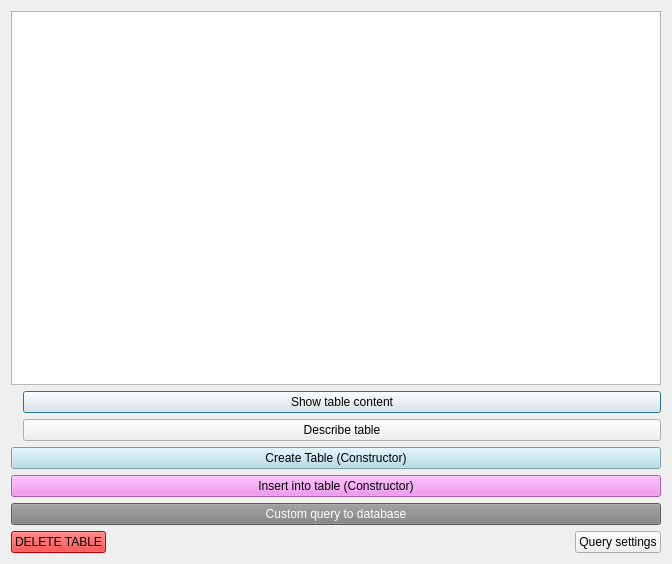
Old version of the form tables.ui in the repository TiReks33/adb-explorer.
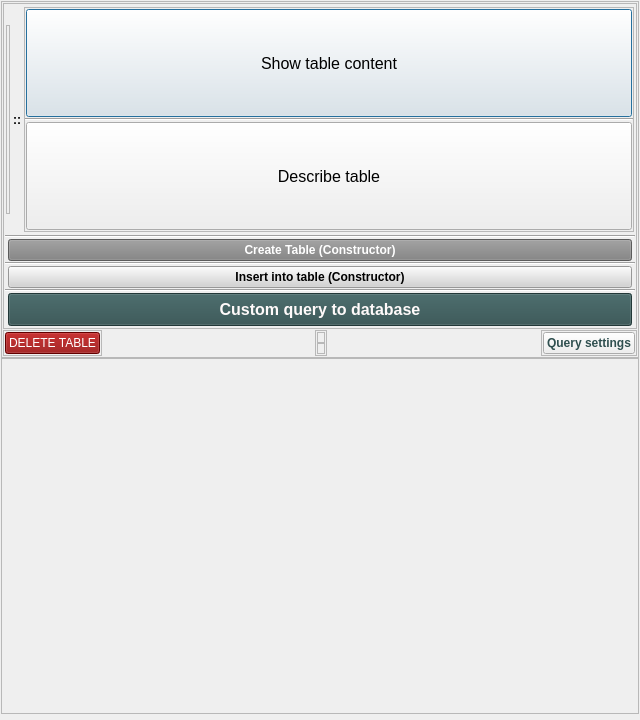
New version of the form.

Patch:
```diff
--- a/tables.ui
+++ b/tables.ui
@@ -6,39 +6,226 @@
    <rect>
     <x>0</x>
     <y>0</y>
-    <width>672</width>
-    <height>564</height>
+    <width>640</width>
+    <height>720</height>
    </rect>
   </property>
   <property name="windowTitle">
    <string>Tables</string>
   </property>
-  <layout class="QVBoxLayout" name="verticalLayout">
+  <layout class="QVBoxLayout" name="mainLayout">
+   <property name="spacing">
+    <number>0</number>
+   </property>
+   <property name="leftMargin">
+    <number>1</number>
+   </property>
+   <property name="topMargin">
+    <number>1</number>
+   </property>
+   <property name="rightMargin">
+    <number>1</number>
+   </property>
+   <property name="bottomMargin">
+    <number>6</number>
+   </property>
    <item>
-    <widget class="QTableView" name="tableView"/>
-   </item>
+    <widget class="QFrame" name="frame_2">
+     <property name="frameShape">
+      <enum>QFrame::StyledPanel</enum>
+     </property>
+     <property name="frameShadow">
+      <enum>QFrame::Raised</enum>
+     </property>
+     <layout class="QVBoxLayout" name="verticalLayout_4">
+      <property name="spacing">
+       <number>1</number>
+      </property>
+      <property name="leftMargin">
+       <number>1</number>
+      </property>
+      <property name="topMargin">
+       <number>1</number>
+      </property>
+      <property name="rightMargin">
+       <number>1</number>
+      </property>
+      <property name="bottomMargin">
+       <number>1</number>
+      </property>
    <item>
+       <widget class="QFrame" name="frame">
+        <property name="frameShape">
+         <enum>QFrame::StyledPanel</enum>
+        </property>
+        <property name="frameShadow">
+         <enum>QFrame::Raised</enum>
+        </property>
+        <layout class="QVBoxLayout" name="verticalLayout_3">
+         <property name="spacing">
+          <number>3</number>
+         </property>
+         <property name="leftMargin">
+          <number>1</number>
+         </property>
+         <property name="topMargin">
+          <number>1</number>
+         </property>
+         <property name="rightMargin">
+          <number>1</number>
+         </property>
+         <property name="bottomMargin">
+          <number>1</number>
+         </property>
+         <item>
+          <widget class="QFrame" name="upperFrame">
+           <property name="frameShape">
+            <enum>QFrame::NoFrame</enum>
+           </property>
+           <property name="frameShadow">
+            <enum>QFrame::Plain</enum>
+           </property>
     <layout class="QHBoxLayout" name="horizontalLayout">
+            <property name="spacing">
+             <number>3</number>
+            </property>
+            <property name="leftMargin">
+             <number>1</number>
+            </property>
+            <property name="topMargin">
+             <number>2</number>
+            </property>
+            <property name="rightMargin">
+             <number>1</number>
+            </property>
+            <property name="bottomMargin">
+             <number>0</number>
+            </property>
      <item>
+             <layout class="QVBoxLayout" name="verticalLayout">
+              <property name="spacing">
+               <number>0</number>
+              </property>
+              <property name="leftMargin">
+               <number>0</number>
+              </property>
+              <property name="topMargin">
+               <number>18</number>
+              </property>
+              <property name="rightMargin">
+               <number>0</number>
+              </property>
+              <property name="bottomMargin">
+               <number>18</number>
+              </property>
+              <item>
+               <widget class="QFrame" name="reloadFrame">
+                <property name="frameShape">
+                 <enum>QFrame::StyledPanel</enum>
+                </property>
+                <property name="frameShadow">
+                 <enum>QFrame::Raised</enum>
+                </property>
       <layout class="QVBoxLayout" name="reloadLayout">
+                 <property name="spacing">
+                  <number>0</number>
+                 </property>
+                 <property name="sizeConstraint">
+                  <enum>QLayout::SetDefaultConstraint</enum>
+                 </property>
        <property name="leftMargin">
-        <number>6</number>
+                  <number>1</number>
        </property>
        <property name="topMargin">
-        <number>6</number>
+                  <number>1</number>
        </property>
        <property name="rightMargin">
-        <number>6</number>
+                  <number>1</number>
        </property>
        <property name="bottomMargin">
-        <number>6</number>
-       </property>
-      </layout>
-     </item>
+                  <number>1</number>
+                 </property>
+                </layout>
+               </widget>
+              </item>
+             </layout>
+            </item>
      <item>
+             <widget class="QLabel" name="label">
+              <property name="sizePolicy">
+               <sizepolicy hsizetype="Fixed" vsizetype="Preferred">
+                <horstretch>0</horstretch>
+                <verstretch>0</verstretch>
+               </sizepolicy>
+              </property>
+              <property name="font">
+               <font>
+                <weight>75</weight>
+                <bold>true</bold>
+               </font>
+              </property>
+              <property name="text">
+               <string>::</string>
+              </property>
+              <property name="alignment">
+               <set>Qt::AlignCenter</set>
+              </property>
+             </widget>
+            </item>
+            <item>
+             <widget class="QFrame" name="selectButtonsFrame">
+              <property name="frameShape">
+               <enum>QFrame::StyledPanel</enum>
+              </property>
+              <property name="frameShadow">
+               <enum>QFrame::Raised</enum>
+              </property>
       <layout class="QVBoxLayout" name="selectButtonsLayout">
+               <property name="spacing">
+                <number>0</number>
+               </property>
+               <property name="leftMargin">
+                <number>0</number>
+               </property>
+               <property name="topMargin">
+                <number>0</number>
+               </property>
+               <property name="rightMargin">
+                <number>0</number>
+               </property>
+               <property name="bottomMargin">
+                <number>0</number>
+               </property>
+               <item>
+                <layout class="QVBoxLayout" name="verticalLayout_2">
+                 <property name="spacing">
+                  <number>0</number>
+                 </property>
+                 <property name="leftMargin">
+                  <number>1</number>
+                 </property>
+                 <property name="topMargin">
+                  <number>1</number>
+                 </property>
+                 <property name="rightMargin">
+                  <number>1</number>
+                 </property>
+                 <property name="bottomMargin">
+                  <number>1</number>
+                 </property>
        <item>
         <widget class="QPushButton" name="select_from_table_button">
+                   <property name="sizePolicy">
+                    <sizepolicy hsizetype="Expanding" vsizetype="Preferred">
+                     <horstretch>0</horstretch>
+                     <verstretch>0</verstretch>
+                    </sizepolicy>
+                   </property>
+                   <property name="font">
+                    <font>
+                     <pointsize>12</pointsize>
+                    </font>
+                   </property>
          <property name="styleSheet">
           <string notr="true"/>
          </property>
@@ -50,8 +237,48 @@
          </property>
         </widget>
        </item>
+                </layout>
+               </item>
+               <item>
+                <widget class="QFrame" name="frame_5">
+                 <property name="frameShape">
+                  <enum>QFrame::HLine</enum>
+                 </property>
+                 <property name="frameShadow">
+                  <enum>QFrame::Sunken</enum>
+                 </property>
+                </widget>
+               </item>
+               <item>
+                <layout class="QVBoxLayout" name="verticalLayout_5">
+                 <property name="spacing">
+                  <number>0</number>
+                 </property>
+                 <property name="leftMargin">
+                  <number>1</number>
+                 </property>
+                 <property name="topMargin">
+                  <number>1</number>
+                 </property>
+                 <property name="rightMargin">
+                  <number>1</number>
+                 </property>
+                 <property name="bottomMargin">
+                  <number>1</number>
+                 </property>
        <item>
         <widget class="QPushButton" name="DescribeButton">
+                   <property name="sizePolicy">
+                    <sizepolicy hsizetype="Minimum" vsizetype="Preferred">
+                     <horstretch>0</horstretch>
+                     <verstretch>0</verstretch>
+                    </sizepolicy>
+                   </property>
+                   <property name="font">
+                    <font>
+                     <pointsize>12</pointsize>
+                    </font>
+                   </property>
          <property name="styleSheet">
           <string notr="true"/>
          </property>
@@ -63,44 +290,175 @@
       </layout>
      </item>
     </layout>
-   </item>
+             </widget>
+            </item>
+           </layout>
+          </widget>
+         </item>
+         <item>
+          <layout class="QVBoxLayout" name="verticalLayout_7">
+           <property name="spacing">
+            <number>0</number>
+           </property>
+           <property name="leftMargin">
+            <number>0</number>
+           </property>
+           <property name="topMargin">
+            <number>0</number>
+           </property>
+           <property name="rightMargin">
+            <number>0</number>
+           </property>
+           <property name="bottomMargin">
+            <number>0</number>
+           </property>
+           <item>
+            <widget class="QFrame" name="frame_8">
+             <property name="frameShape">
+              <enum>QFrame::HLine</enum>
+             </property>
+             <property name="frameShadow">
+              <enum>QFrame::Sunken</enum>
+             </property>
+            </widget>
+           </item>
+           <item>
+            <layout class="QVBoxLayout" name="verticalLayout_8">
+             <property name="spacing">
+              <number>0</number>
+             </property>
+             <property name="leftMargin">
+              <number>3</number>
+             </property>
+             <property name="topMargin">
+              <number>1</number>
+             </property>
+             <property name="rightMargin">
+              <number>3</number>
+             </property>
+             <property name="bottomMargin">
+              <number>1</number>
+             </property>
    <item>
     <widget class="QPushButton" name="create_table_button">
      <property name="font">
       <font>
+                 <weight>75</weight>
+                 <bold>true</bold>
        <underline>false</underline>
       </font>
      </property>
      <property name="styleSheet">
-      <string notr="true">background: lightblue;</string>
+                <string notr="true">background: gray; color: white;</string>
      </property>
      <property name="text">
       <string>Create Table (Constructor)</string>
      </property>
     </widget>
    </item>
+            </layout>
+           </item>
+           <item>
+            <widget class="QFrame" name="frame_6">
+             <property name="frameShape">
+              <enum>QFrame::HLine</enum>
+             </property>
+             <property name="frameShadow">
+              <enum>QFrame::Sunken</enum>
+             </property>
+            </widget>
+           </item>
+           <item>
+            <layout class="QVBoxLayout" name="verticalLayout_9">
+             <property name="spacing">
+              <number>0</number>
+             </property>
+             <property name="leftMargin">
+              <number>3</number>
+             </property>
+             <property name="topMargin">
+              <number>1</number>
+             </property>
+             <property name="rightMargin">
+              <number>3</number>
+             </property>
+             <property name="bottomMargin">
+              <number>1</number>
+             </property>
    <item>
     <widget class="QPushButton" name="insert_inTable_button">
+               <property name="font">
+                <font>
+                 <weight>75</weight>
+                 <bold>true</bold>
+                </font>
+               </property>
      <property name="styleSheet">
-      <string notr="true">background-color: violet</string>
+                <string notr="true">color:black; background: lightgray;</string>
      </property>
      <property name="text">
       <string>Insert into table (Constructor)</string>
      </property>
     </widget>
    </item>
+            </layout>
+           </item>
+           <item>
+            <widget class="QFrame" name="frame_7">
+             <property name="frameShape">
+              <enum>QFrame::HLine</enum>
+             </property>
+             <property name="frameShadow">
+              <enum>QFrame::Sunken</enum>
+             </property>
+            </widget>
+           </item>
+           <item>
+            <layout class="QVBoxLayout" name="verticalLayout_11">
+             <property name="spacing">
+              <number>0</number>
+             </property>
+             <property name="leftMargin">
+              <number>3</number>
+             </property>
+             <property name="topMargin">
+              <number>1</number>
+             </property>
+             <property name="rightMargin">
+              <number>3</number>
+             </property>
+             <property name="bottomMargin">
+              <number>1</number>
+             </property>
    <item>
     <widget class="QPushButton" name="Custom_Query_Button">
+               <property name="font">
+                <font>
+                 <pointsize>12</pointsize>
+                 <weight>75</weight>
+                 <bold>true</bold>
+                </font>
+               </property>
      <property name="styleSheet">
-      <string notr="true">background: gray; color: white;</string>
+                <string notr="true">background: darkslategray; color: snow;padding:6px;</string>
      </property>
      <property name="text">
       <string>Custom query to database</string>
      </property>
     </widget>
    </item>
+            </layout>
+           </item>
+          </layout>
+         </item>
+        </layout>
+       </widget>
+      </item>
    <item>
     <layout class="QHBoxLayout" name="horizontalLayout_2">
+        <property name="spacing">
+         <number>0</number>
+        </property>
      <property name="leftMargin">
       <number>0</number>
      </property>
@@ -109,22 +467,258 @@
      </property>
      <property name="rightMargin">
       <number>0</number>
+        </property>
+        <item>
+         <layout class="QHBoxLayout" name="horizontalLayout_6">
+          <property name="spacing">
+           <number>0</number>
+          </property>
+          <property name="leftMargin">
+           <number>0</number>
+          </property>
+          <property name="topMargin">
+           <number>0</number>
+          </property>
+          <property name="rightMargin">
+           <number>0</number>
+          </property>
+          <property name="bottomMargin">
+           <number>0</number>
+          </property>
+          <item>
+           <layout class="QVBoxLayout" name="verticalDeleteTableLayout">
+            <property name="spacing">
+             <number>0</number>
+            </property>
+            <property name="leftMargin">
+             <number>0</number>
+            </property>
+            <property name="topMargin">
+             <number>0</number>
+            </property>
+            <property name="rightMargin">
+             <number>0</number>
+            </property>
+            <property name="bottomMargin">
+             <number>0</number>
+            </property>
+            <item>
+             <widget class="QFrame" name="deleteTableFrame">
+              <property name="sizePolicy">
+               <sizepolicy hsizetype="Preferred" vsizetype="Fixed">
+                <horstretch>0</horstretch>
+                <verstretch>0</verstretch>
+               </sizepolicy>
+              </property>
+              <property name="frameShape">
+               <enum>QFrame::StyledPanel</enum>
+              </property>
+              <property name="frameShadow">
+               <enum>QFrame::Raised</enum>
+              </property>
+              <layout class="QHBoxLayout" name="horizontalLayout_4">
+               <property name="spacing">
+                <number>3</number>
+               </property>
+               <property name="leftMargin">
+                <number>1</number>
+               </property>
+               <property name="topMargin">
+                <number>1</number>
+               </property>
+               <property name="rightMargin">
+                <number>1</number>
+               </property>
+               <property name="bottomMargin">
+                <number>1</number>
      </property>
      <item>
       <widget class="QPushButton" name="delete_table_button">
+                 <property name="sizePolicy">
+                  <sizepolicy hsizetype="Expanding" vsizetype="Fixed">
+                   <horstretch>0</horstretch>
+                   <verstretch>0</verstretch>
+                  </sizepolicy>
+                 </property>
        <property name="styleSheet">
-        <string notr="true">background: red;</string>
+                  <string notr="true">background: darkred;color:white;</string>
        </property>
        <property name="text">
         <string>DELETE TABLE</string>
        </property>
       </widget>
      </item>
+              </layout>
+             </widget>
+            </item>
+           </layout>
+          </item>
+          <item>
+           <spacer name="horizontalSpacer_3">
+            <property name="orientation">
+             <enum>Qt::Horizontal</enum>
+            </property>
+            <property name="sizeHint" stdset="0">
+             <size>
+              <width>40</width>
+              <height>20</height>
+             </size>
+            </property>
+           </spacer>
+          </item>
+         </layout>
+        </item>
+        <item>
+         <spacer name="horizontalSpacer_4">
+          <property name="orientation">
+           <enum>Qt::Horizontal</enum>
+          </property>
+          <property name="sizeHint" stdset="0">
+           <size>
+            <width>260</width>
+            <height>20</height>
+           </size>
+          </property>
+         </spacer>
+        </item>
+        <item>
+         <widget class="QFrame" name="utilityFrame">
+          <property name="frameShape">
+           <enum>QFrame::StyledPanel</enum>
+          </property>
+          <property name="frameShadow">
+           <enum>QFrame::Raised</enum>
+          </property>
+          <layout class="QVBoxLayout" name="utilityVerticalLayout">
+           <property name="spacing">
+            <number>0</number>
+           </property>
+           <property name="leftMargin">
+            <number>1</number>
+           </property>
+           <property name="topMargin">
+            <number>1</number>
+           </property>
+           <property name="rightMargin">
+            <number>1</number>
+           </property>
+           <property name="bottomMargin">
+            <number>1</number>
+           </property>
+           <item>
+            <widget class="QFrame" name="horizontalFrame_3">
+             <property name="frameShape">
+              <enum>QFrame::StyledPanel</enum>
+             </property>
+             <property name="frameShadow">
+              <enum>QFrame::Raised</enum>
+             </property>
+             <layout class="QHBoxLayout" name="rescaleLayout">
+              <property name="spacing">
+               <number>1</number>
+              </property>
+              <property name="leftMargin">
+               <number>3</number>
+              </property>
+              <property name="topMargin">
+               <number>1</number>
+              </property>
+              <property name="rightMargin">
+               <number>3</number>
+              </property>
+              <property name="bottomMargin">
+               <number>1</number>
+              </property>
+             </layout>
+            </widget>
+           </item>
+           <item>
+            <layout class="QHBoxLayout" name="horizontalLayout_7">
+             <property name="spacing">
+              <number>0</number>
+             </property>
+             <property name="leftMargin">
+              <number>0</number>
+             </property>
+             <property name="topMargin">
+              <number>0</number>
+             </property>
+             <property name="rightMargin">
+              <number>0</number>
+             </property>
+             <property name="bottomMargin">
+              <number>0</number>
+             </property>
+             <item>
+              <widget class="QFrame" name="fontFrame">
+               <property name="frameShape">
+                <enum>QFrame::StyledPanel</enum>
+               </property>
+               <property name="frameShadow">
+                <enum>QFrame::Raised</enum>
+               </property>
+               <layout class="QHBoxLayout" name="fontLayout">
+                <property name="spacing">
+                 <number>1</number>
+                </property>
+                <property name="leftMargin">
+                 <number>3</number>
+                </property>
+                <property name="topMargin">
+                 <number>1</number>
+                </property>
+                <property name="rightMargin">
+                 <number>3</number>
+                </property>
+                <property name="bottomMargin">
+                 <number>1</number>
+                </property>
+               </layout>
+              </widget>
+             </item>
+            </layout>
+           </item>
+          </layout>
+         </widget>
+        </item>
      <item>
       <spacer name="horizontalSpacer">
        <property name="orientation">
         <enum>Qt::Horizontal</enum>
        </property>
+          <property name="sizeType">
+           <enum>QSizePolicy::Expanding</enum>
+          </property>
+          <property name="sizeHint" stdset="0">
+           <size>
+            <width>260</width>
+            <height>20</height>
+           </size>
+          </property>
+         </spacer>
+        </item>
+        <item>
+         <layout class="QHBoxLayout" name="horizontalLayout_5">
+          <property name="spacing">
+           <number>0</number>
+          </property>
+          <property name="leftMargin">
+           <number>0</number>
+          </property>
+          <property name="topMargin">
+           <number>0</number>
+          </property>
+          <property name="rightMargin">
+           <number>0</number>
+          </property>
+          <property name="bottomMargin">
+           <number>0</number>
+          </property>
+          <item>
+           <spacer name="horizontalSpacer_2">
+            <property name="orientation">
+             <enum>Qt::Horizontal</enum>
+            </property>
        <property name="sizeHint" stdset="0">
         <size>
          <width>40</width>
@@ -133,11 +727,117 @@
        </property>
       </spacer>
      </item>
+          <item>
+           <layout class="QVBoxLayout" name="verticalSettingsLayout">
+            <property name="spacing">
+             <number>0</number>
+            </property>
+            <property name="leftMargin">
+             <number>0</number>
+            </property>
+            <property name="topMargin">
+             <number>0</number>
+            </property>
+            <property name="rightMargin">
+             <number>0</number>
+            </property>
+            <property name="bottomMargin">
+             <number>0</number>
+            </property>
+            <item>
+             <widget class="QFrame" name="settingsFrame">
+              <property name="sizePolicy">
+               <sizepolicy hsizetype="Preferred" vsizetype="Fixed">
+                <horstretch>0</horstretch>
+                <verstretch>0</verstretch>
+               </sizepolicy>
+              </property>
+              <property name="frameShape">
+               <enum>QFrame::StyledPanel</enum>
+              </property>
+              <property name="frameShadow">
+               <enum>QFrame::Raised</enum>
+              </property>
+              <layout class="QVBoxLayout" name="settingsLayout">
+               <property name="spacing">
+                <number>3</number>
+               </property>
+               <property name="leftMargin">
+                <number>1</number>
+               </property>
+               <property name="topMargin">
+                <number>1</number>
+               </property>
+               <property name="rightMargin">
+                <number>1</number>
+               </property>
+               <property name="bottomMargin">
+                <number>1</number>
+               </property>
      <item>
       <widget class="QPushButton" name="query_settings_button">
+                 <property name="sizePolicy">
+                  <sizepolicy hsizetype="Expanding" vsizetype="Fixed">
+                   <horstretch>0</horstretch>
+                   <verstretch>0</verstretch>
+                  </sizepolicy>
+                 </property>
+                 <property name="font">
+                  <font>
+                   <weight>75</weight>
+                   <bold>true</bold>
+                  </font>
+                 </property>
+                 <property name="styleSheet">
+                  <string notr="true">color: darkslategray;</string>
+                 </property>
        <property name="text">
         <string>Query settings</string>
        </property>
+                </widget>
+               </item>
+              </layout>
+             </widget>
+            </item>
+           </layout>
+          </item>
+         </layout>
+        </item>
+       </layout>
+      </item>
+     </layout>
+    </widget>
+   </item>
+   <item>
+    <layout class="QHBoxLayout" name="backLayout">
+     <property name="spacing">
+      <number>0</number>
+     </property>
+     <item>
+      <widget class="QFrame" name="statusBarFrame">
+       <property name="frameShape">
+        <enum>QFrame::StyledPanel</enum>
+       </property>
+       <property name="frameShadow">
+        <enum>QFrame::Raised</enum>
+       </property>
+       <layout class="QHBoxLayout" name="statusBarLayout">
+        <property name="spacing">
+         <number>0</number>
+        </property>
+        <property name="leftMargin">
+         <number>0</number>
+        </property>
+        <property name="topMargin">
+         <number>0</number>
+        </property>
+        <property name="rightMargin">
+         <number>0</number>
+        </property>
+        <property name="bottomMargin">
+         <number>0</number>
+        </property>
+       </layout>
       </widget>
      </item>
     </layout>
```
Lines whose indentation alone changed are shown as unchanged.
